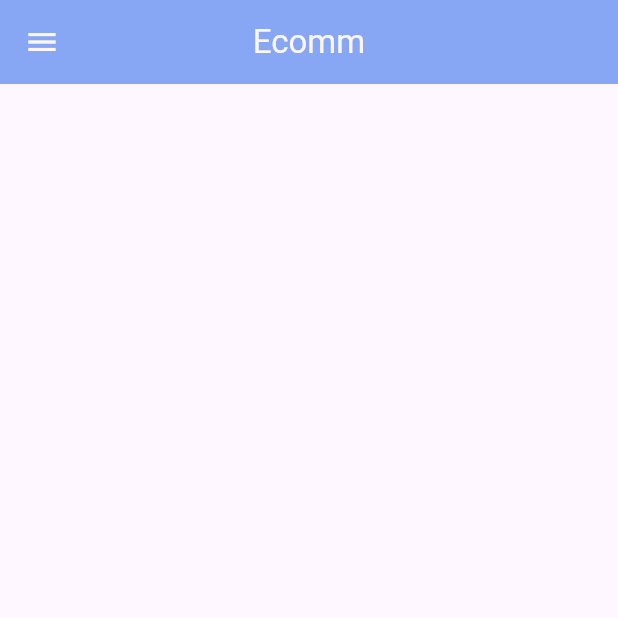
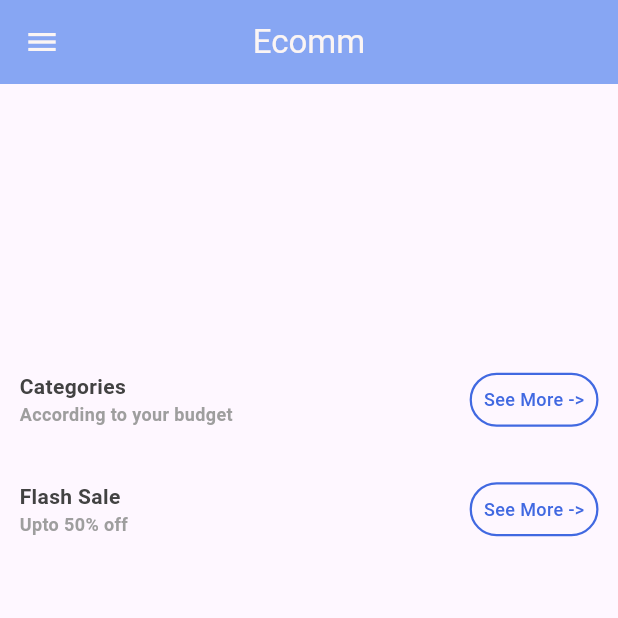
Before and after one commit to hashirSoomro/E-Commerce_App, a Flutter app: the MainScreen screen opened directly, on a phone screen of 412 x 824 dp, the top half of it. Run offline on Flutter 3.47's test engine with Material 3 defaults, Android fonts, the phone set to English and light mode, and no system bars; drawn by our look-alikes of carousel_slider; our stand-ins replace cached_network_image, cloud_firestore, firebase_auth, firebase_core, firebase_messaging, flutter_easyloading and 4 more; accounts and stored records are empty.

Commit message:
Create Custom Heading Widget
Create custom heading widget.

```diff
--- a/lib/screens/user-panel/main-screen.dart
+++ b/lib/screens/user-panel/main-screen.dart
@@ -6,6 +6,7 @@ import 'package:get/get.dart';
 import '../../utils/app-constant.dart';
 import '../../widgets/banner-widget.dart';
 import '../../widgets/custom-drawer-widget.dart';
+import '../../widgets/heading-widget.dart';
 
 class MainScreen extends StatelessWidget {
   const MainScreen({super.key});
@@ -36,6 +37,20 @@ class MainScreen extends StatelessWidget {
               ),
               //banners
               BannerWidget(),
+
+              //heading
+              HeadingWidget(
+                headingTitle: "Categories",
+                headingSubTitle: "According to your budget",
+                onTap: () {},
+                buttonText: "See More ->",
+              ),
+              HeadingWidget(
+                headingTitle: "Flash Sale",
+                headingSubTitle: "Upto 50% off",
+                onTap: () {},
+                buttonText: "See More ->",
+              ),
             ],
           ),
         ),
--- /dev/null
+++ b/lib/widgets/heading-widget.dart
@@ -0,0 +1,77 @@
+// ignore_for_file: prefer_const_constructors, prefer_const_literals_to_create_immutables
+
+import 'package:flutter/material.dart';
+import 'package:flutter/widgets.dart';
+
+import '../utils/app-constant.dart';
+
+class HeadingWidget extends StatelessWidget {
+  final String headingTitle;
+  final String headingSubTitle;
+  final VoidCallback onTap;
+  final String buttonText;
+  HeadingWidget({
+    super.key,
+    required this.headingTitle,
+    required this.headingSubTitle,
+    required this.onTap,
+    required this.buttonText,
+  });
+
+  @override
+  Widget build(BuildContext context) {
+    return Container(
+      margin: EdgeInsets.symmetric(horizontal: 5, vertical: 10),
+      child: Padding(
+        padding: EdgeInsets.all(8),
+        child: Row(
+          mainAxisAlignment: MainAxisAlignment.spaceBetween,
+          children: [
+            Column(
+              crossAxisAlignment: CrossAxisAlignment.start,
+              children: [
+                Text(
+                  headingTitle,
+                  style: TextStyle(
+                    fontWeight: FontWeight.bold,
+                    color: Colors.grey.shade800,
+                  ),
+                ),
+                Text(
+                  headingSubTitle,
+                  style: TextStyle(
+                    fontWeight: FontWeight.bold,
+                    fontSize: 12,
+                    color: Colors.grey,
+                  ),
+                ),
+              ],
+            ),
+            GestureDetector(
+              onTap: onTap,
+              child: Container(
+                decoration: BoxDecoration(
+                  borderRadius: BorderRadius.circular(20),
+                  border: Border.all(
+                    color: AppConstant.appSecondaryColor,
+                    width: 1.5,
+                  ),
+                ),
+                child: Padding(
+                  padding: const EdgeInsets.all(8.0),
+                  child: Text(
+                    buttonText,
+                    style: TextStyle(
+                        fontWeight: FontWeight.w500,
+                        fontSize: 12,
+                        color: AppConstant.appSecondaryColor),
+                  ),
+                ),
+              ),
+            ),
+          ],
+        ),
+      ),
+    );
+  }
+}
```
